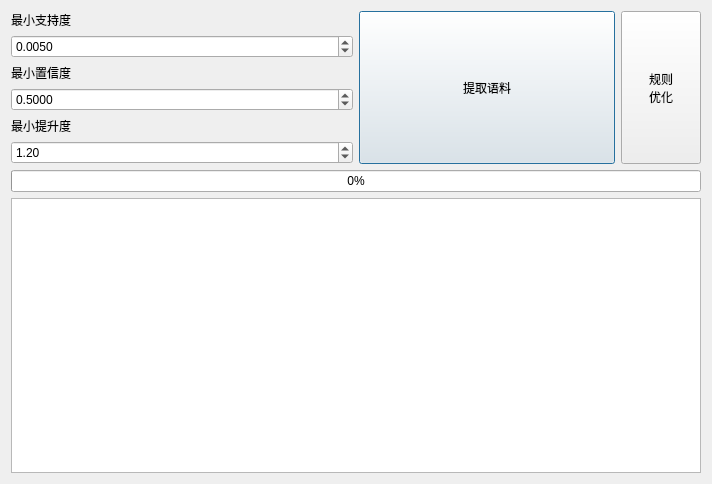
Before: the Qt Designer form ui_page/page_two.ui in ineed2underfit/pyqt_apriori, drawn with Qt 5.
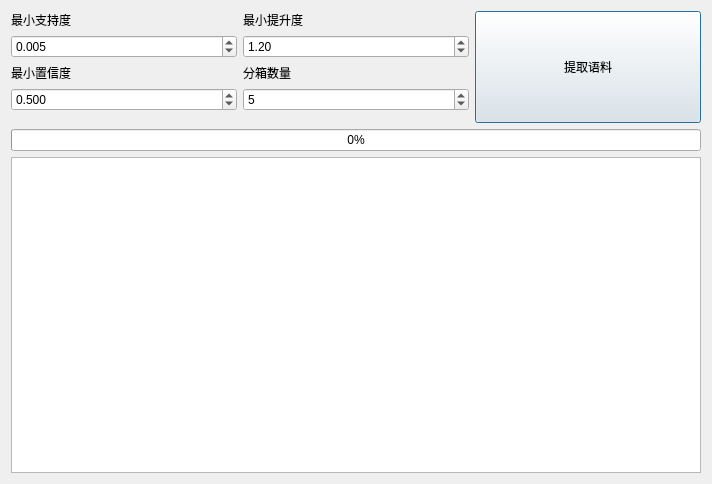
After: the same form once the commit is applied.

Commit message: page1: 1. 添加了可选数据集变量 2. 添加了数据清洗按钮 page2: 1. 添加了分享数量按钮 2. 去除了规则优化

What changed in the file:
```diff
--- a/ui_page/page_two.ui
+++ b/ui_page/page_two.ui
@@ -23,30 +23,10 @@
        </property>
       </widget>
      </item>
-     <item row="5" column="0">
-      <widget class="QDoubleSpinBox" name="doubleSpinBox">
-       <property name="minimum">
-        <double>0.000000000000000</double>
-       </property>
-       <property name="singleStep">
-        <double>0.100000000000000</double>
-       </property>
-       <property name="value">
-        <double>1.200000000000000</double>
-       </property>
-      </widget>
-     </item>
-     <item row="4" column="0">
-      <widget class="QLabel" name="label_3">
-       <property name="text">
-        <string>最小提升度</string>
-       </property>
-      </widget>
-     </item>
      <item row="1" column="0">
       <widget class="QDoubleSpinBox" name="doubleSpinBox_2">
        <property name="sizePolicy">
-        <sizepolicy hsizetype="Minimum" vsizetype="Preferred">
+        <sizepolicy hsizetype="Preferred" vsizetype="Preferred">
          <horstretch>0</horstretch>
          <verstretch>0</verstretch>
         </sizepolicy>
@@ -61,7 +41,7 @@
         <enum>QAbstractSpinBox::ButtonSymbols::UpDownArrows</enum>
        </property>
        <property name="decimals">
-        <number>4</number>
+        <number>3</number>
        </property>
        <property name="minimum">
         <double>0.000000000000000</double>
@@ -86,7 +66,7 @@
         </sizepolicy>
        </property>
        <property name="decimals">
-        <number>4</number>
+        <number>3</number>
        </property>
        <property name="singleStep">
         <double>0.001000000000000</double>
@@ -108,7 +88,7 @@
        <item>
         <widget class="QPushButton" name="pushButton_2">
          <property name="sizePolicy">
-          <sizepolicy hsizetype="Minimum" vsizetype="Preferred">
+          <sizepolicy hsizetype="Preferred" vsizetype="Preferred">
            <horstretch>0</horstretch>
            <verstretch>0</verstretch>
           </sizepolicy>
@@ -130,28 +110,66 @@
          </property>
         </widget>
        </item>
-       <item>
-        <widget class="QPushButton" name="pushButton">
-         <property name="sizePolicy">
-          <sizepolicy hsizetype="Fixed" vsizetype="Preferred">
-           <horstretch>1</horstretch>
-           <verstretch>1</verstretch>
-          </sizepolicy>
-         </property>
-         <property name="text">
-          <string>规则
-优化</string>
-         </property>
-         <property name="autoDefault">
-          <bool>true</bool>
-         </property>
-         <property name="default">
-          <bool>false</bool>
-         </property>
-        </widget>
-       </item>
       </layout>
      </item>
+     <item row="0" column="1">
+      <widget class="QLabel" name="label_lift">
+       <property name="sizePolicy">
+        <sizepolicy hsizetype="Minimum" vsizetype="Preferred">
+         <horstretch>0</horstretch>
+         <verstretch>0</verstretch>
+        </sizepolicy>
+       </property>
+       <property name="text">
+        <string>最小提升度</string>
+       </property>
+      </widget>
+     </item>
+     <item row="1" column="1">
+      <widget class="QDoubleSpinBox" name="doubleSpinBox_lift">
+       <property name="sizePolicy">
+        <sizepolicy hsizetype="Minimum" vsizetype="Fixed">
+         <horstretch>0</horstretch>
+         <verstretch>0</verstretch>
+        </sizepolicy>
+       </property>
+       <property name="minimumSize">
+        <size>
+         <width>2</width>
+         <height>0</height>
+        </size>
+       </property>
+       <property name="minimum">
+        <double>0.000000000000000</double>
+       </property>
+       <property name="singleStep">
+        <double>0.100000000000000</double>
+       </property>
+       <property name="value">
+        <double>1.200000000000000</double>
+       </property>
+      </widget>
+     </item>
+     <item row="3" column="1">
+      <widget class="QDoubleSpinBox" name="doubleSpinBox_binning">
+       <property name="decimals">
+        <number>0</number>
+       </property>
+       <property name="maximum">
+        <double>15.000000000000000</double>
+       </property>
+       <property name="value">
+        <double>5.000000000000000</double>
+       </property>
+      </widget>
+     </item>
+     <item row="2" column="1">
+      <widget class="QLabel" name="label_binning">
+       <property name="text">
+        <string>分箱数量</string>
+       </property>
+      </widget>
+     </item>
     </layout>
    </item>
    <item>
```
Left out of the diff: 12 changed lines with no effect on the pictures. The commit also changes 61 other files.
